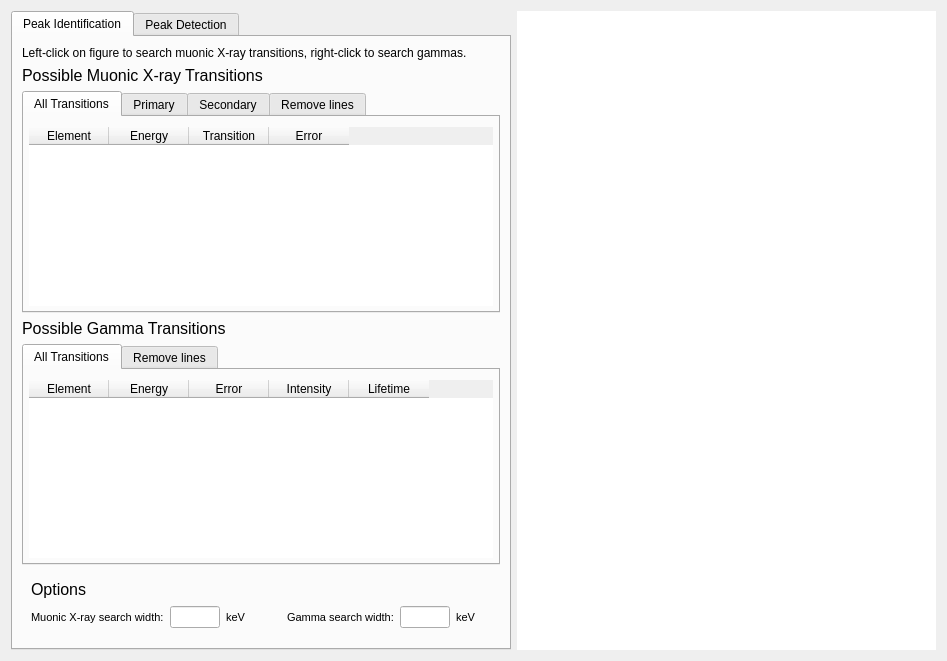
First picture: the form in src/EVA/gui/plot_analysis.ui, repository xmatea/EVA, before the edit.
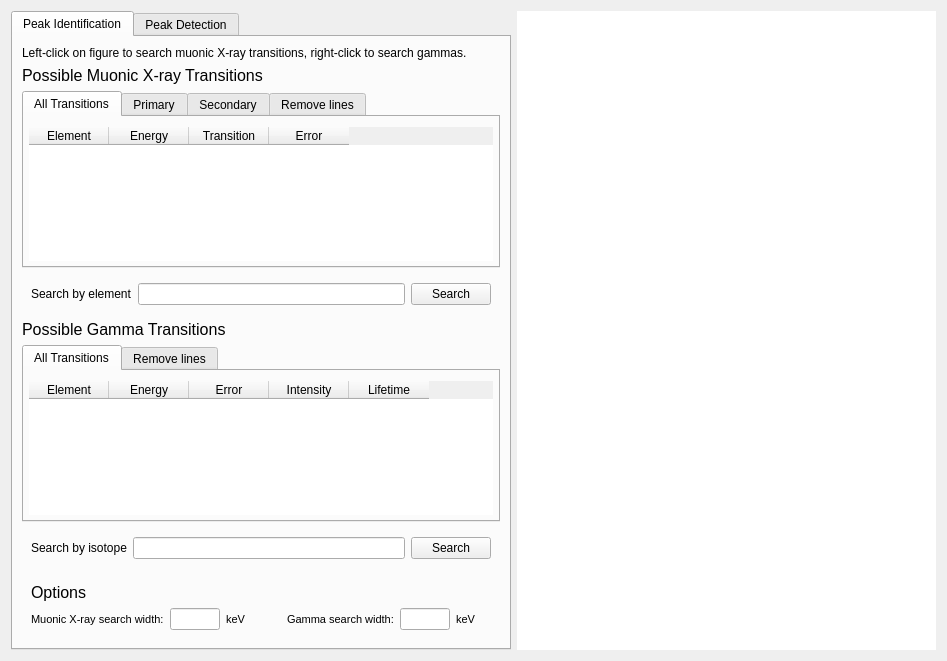
Second picture: the form after the edit. Custom widgets are drawn as their Qt base class.

Commit message: add element name search feature in plot analysis

```diff
--- a/src/EVA/gui/plot_analysis.ui
+++ b/src/EVA/gui/plot_analysis.ui
@@ -493,6 +493,35 @@
          </widget>
         </widget>
        </item>
+       <item>
+        <widget class="QWidget" name="muon_search_widget" native="true">
+         <layout class="QHBoxLayout" name="horizontalLayout">
+          <item alignment="Qt::AlignLeft">
+           <widget class="QLabel" name="muon_search_label">
+            <property name="sizePolicy">
+             <sizepolicy hsizetype="Minimum" vsizetype="Preferred">
+              <horstretch>0</horstretch>
+              <verstretch>0</verstretch>
+             </sizepolicy>
+            </property>
+            <property name="text">
+             <string>Search by element</string>
+            </property>
+           </widget>
+          </item>
+          <item>
+           <widget class="QLineEdit" name="muon_search_line_edit"/>
+          </item>
+          <item>
+           <widget class="QPushButton" name="muon_search_button">
+            <property name="text">
+             <string>Search</string>
+            </property>
+           </widget>
+          </item>
+         </layout>
+        </widget>
+       </item>
        <item>
         <widget class="QLabel" name="gamma_table_label">
          <property name="font">
@@ -645,6 +674,35 @@
          </widget>
         </widget>
        </item>
+       <item>
+        <widget class="QWidget" name="gamma_search_widget" native="true">
+         <layout class="QHBoxLayout" name="horizontalLayout_2">
+          <item>
+           <widget class="QLabel" name="gamma_search_label">
+            <property name="sizePolicy">
+             <sizepolicy hsizetype="Minimum" vsizetype="Preferred">
+              <horstretch>0</horstretch>
+              <verstretch>0</verstretch>
+             </sizepolicy>
+            </property>
+            <property name="text">
+             <string>Search by isotope</string>
+            </property>
+           </widget>
+          </item>
+          <item>
+           <widget class="QLineEdit" name="gamma_search_line_edit"/>
+          </item>
+          <item>
+           <widget class="QPushButton" name="gamma_search_button">
+            <property name="text">
+             <string>Search</string>
+            </property>
+           </widget>
+          </item>
+         </layout>
+        </widget>
+       </item>
        <item alignment="Qt::AlignBottom">
         <widget class="QWidget" name="options_container" native="true">
          <property name="styleSheet">
```
The commit also changes 3 other files.
